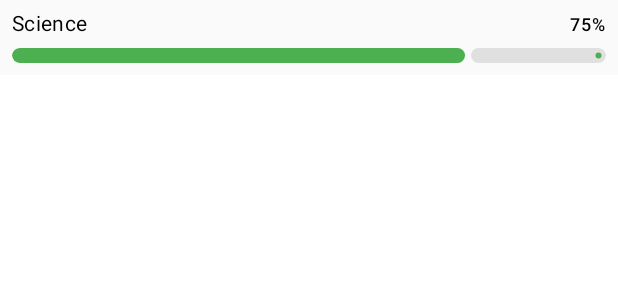
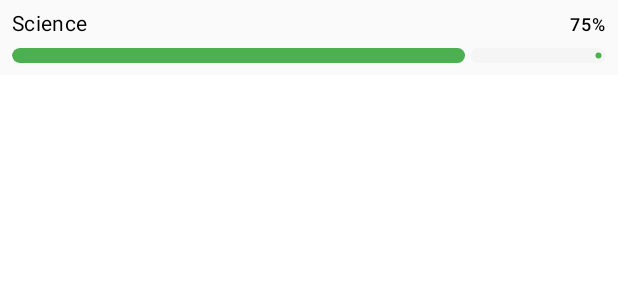
Before and after one commit to terry1921/nenek_trivia, an Android app built with Jetpack Compose: the @Preview function KnowledgeBarPreview, on a phone screen of 412 x 824 dp. Shown: the top 300 px of the screen. Run offline under Robolectric (Android 15) with nearby library versions, the phone set to English and light mode, and no system bars.

Commit message:
🧹 Use theme tokens in KnowledgeBarPreview
🎯 What: Replaced hardcoded color value `Color(0xFFE0E0E0)` and direct palette reference `NenekPalette.Green` with semantic theme tokens `color.surfaceVariant` and `color.success` in the `KnowledgeBarPreview` function.

💡 Why: This improves maintainability by adhering to the established design system, ensuring previews correctly reflect theme changes and reducing technical debt from hardcoded values.

✅ Verification: Verified that `KnowledgeBar` and its preview are only used in `KnowledgeSection.kt` and `KnowledgeBar.kt`. Manual inspection confirms correct usage of `LocalColorTokens.current` following codebase conventions.

✨ Result: Cleaned up hardcoded values in `KnowledgeBar.kt` and improved adherence to the semantic design system.

```diff
--- a/ui/src/main/kotlin/dev/terry1921/nenektrivia/ui/components/KnowledgeBar.kt
+++ b/ui/src/main/kotlin/dev/terry1921/nenektrivia/ui/components/KnowledgeBar.kt
@@ -17,7 +17,7 @@ import androidx.compose.ui.draw.clip
 import androidx.compose.ui.graphics.Color
 import androidx.compose.ui.tooling.preview.Preview
 import androidx.compose.ui.unit.dp
-import dev.terry1921.nenektrivia.ui.tokens.NenekPalette
+import dev.terry1921.nenektrivia.ui.tokens.LocalColorTokens
 import dev.terry1921.nenektrivia.ui.tokens.LocalSizeTokens
 import dev.terry1921.nenektrivia.ui.tokens.LocalSpacingTokens
 import dev.terry1921.nenektrivia.ui.tokens.LocalTypographyTokens
@@ -52,14 +52,15 @@ fun KnowledgeBar(label: String, percent: Int, barColor: Color, trackColor: Color
 @Preview
 @Composable
 fun KnowledgeBarPreview() {
+    val color = LocalColorTokens.current
     PreviewContent(
         paddingValues = PaddingValues(8.dp)
     ) {
         KnowledgeBar(
             label = "Science",
             percent = 75,
-            barColor = NenekPalette.Green,
-            trackColor = Color(0xFFE0E0E0)
+            barColor = color.success,
+            trackColor = color.surfaceVariant
         )
     }
 }
```
